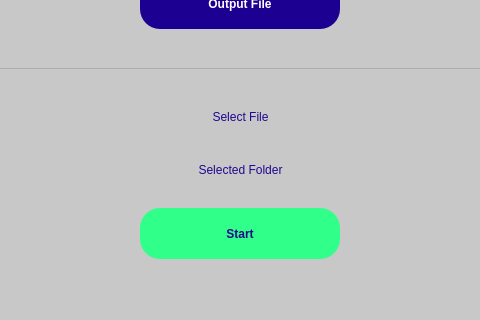
alireza-da/TraumaDetectionProject, file src/app.ui: the form before one commit; both pictures show x 230 to 710 and y 162 to 482 of the 934 by 482 pixel window.
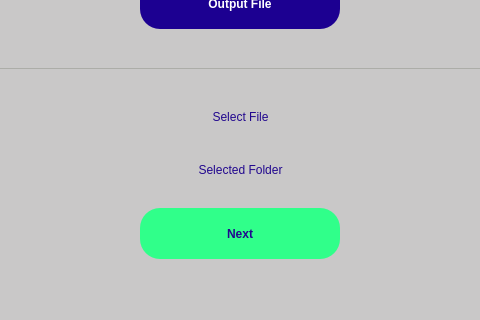
The form after the commit. Icons and pictures are not drawn.

```diff
--- a/src/app.ui
+++ b/src/app.ui
@@ -305,7 +305,7 @@
 font: 14pt &quot;Segoe UI&quot;;color : #21078E;font-weight:600; </string>
     </property>
     <property name="text">
-     <string>Start</string>
+     <string>Next</string>
     </property>
    </widget>
   </widget>
```
